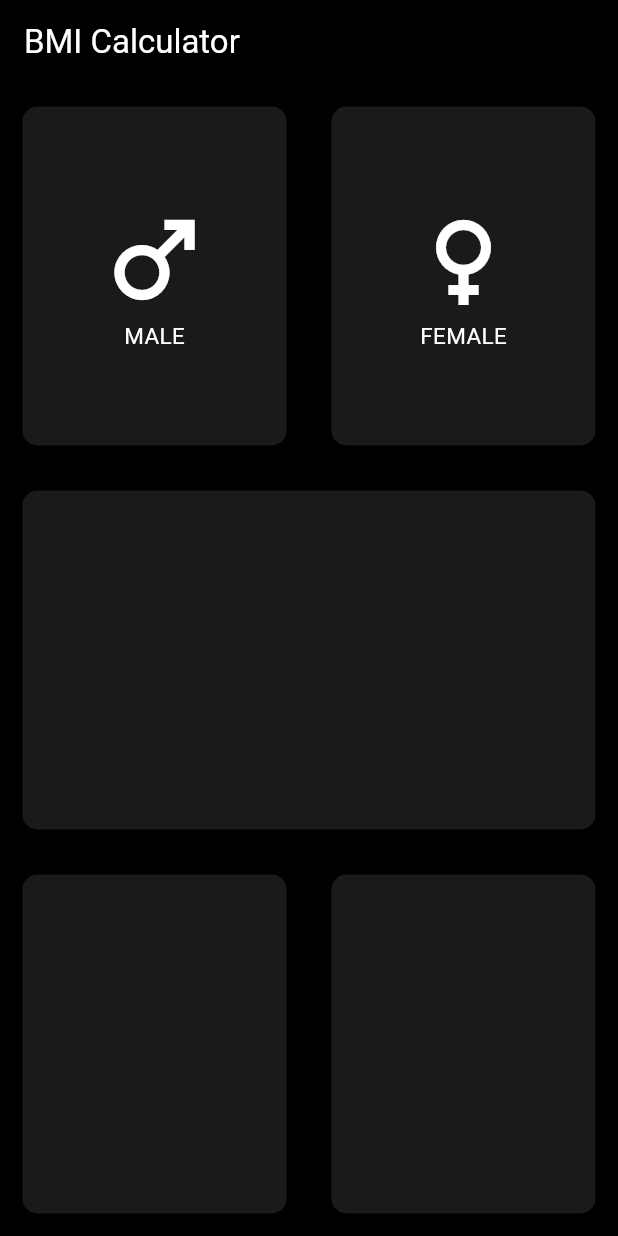
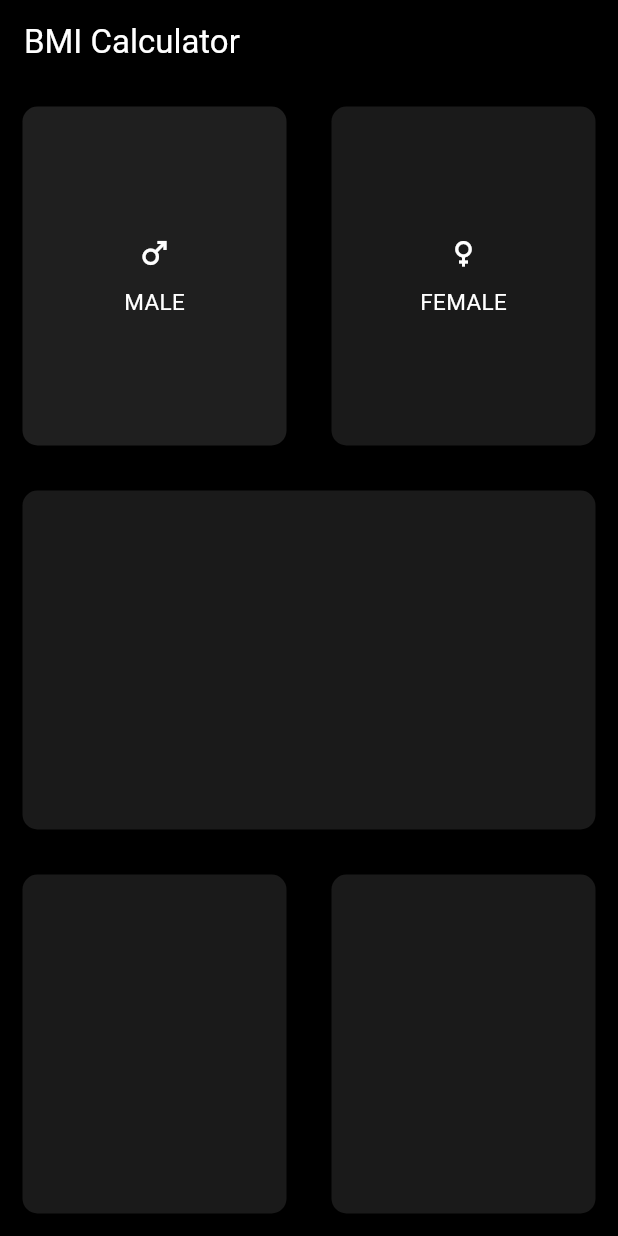
Before and after one commit to Bhattisahb/Flutter-practice-by-Husnain-Bhatti, a Flutter app: the screen it shows after launch, on a phone screen of 412 x 824 dp. Run offline on Flutter 3.47's test engine with Material 3 defaults, Android fonts, the light colour scheme and no system bars.

Commit message:
video 5
active color and deactive color is provided

```diff
--- a/bmi_app/lib/main.dart
+++ b/bmi_app/lib/main.dart
@@ -1,12 +1,11 @@
 import 'package:flutter/material.dart';
-import 'package:font_awesome_flutter/font_awesome_flutter.dart';
 
 
+const activecolor = Colors.white12;
+const deactivecolor = Colors.white10;
 
-main(){
-
-  runApp(MyApp());
-
+void main() {
+  runApp(const MyApp());
 }
 
 class MyApp extends StatelessWidget {
@@ -15,23 +14,21 @@ class MyApp extends StatelessWidget {
   @override
   Widget build(BuildContext context) {
     return MaterialApp(
-
       debugShowCheckedModeBanner: false,
       home: Scaffold(
         backgroundColor: Colors.black,
         appBar: AppBar(
           backgroundColor: Colors.black,
-          title: Text("BMI Calculator", style: TextStyle(color: Colors.white),),
-
-
+          title: const Text(
+            "BMI Calculator",
+            style: TextStyle(color: Colors.white),
           ),
-        body: BMI(),
         ),
-
+        body: const BMI(),
+      ),
     );
   }
 }
-
 
 class BMI extends StatefulWidget {
   const BMI({super.key});
@@ -41,119 +38,125 @@ class BMI extends StatefulWidget {
 }
 
 class _BMIState extends State<BMI> {
+  Color malecolor = activecolor;
+  Color femalecolor = deactivecolor;
+
+  void updatecolor(int gender) {
+    if (gender == 1) {
+      malecolor = activecolor;
+      femalecolor = deactivecolor;
+    }
+    if (gender == 2) {
+      malecolor = deactivecolor;
+      femalecolor = activecolor;
+    }
+  }
+
   @override
   Widget build(BuildContext context) {
     return Column(
-
       children: [
-
-
+        // Top row: Male / Female cards
         Expanded(
           child: Row(
             children: [
-
-              Expanded(child: Container(
-                margin: EdgeInsets.all(15),
-
+              Expanded(
+                child: GestureDetector(
+                  onTap: () {
+                    setState(() {
+                      updatecolor(1);
+                    });
+                  },
+                  child: Container(
+                    margin: const EdgeInsets.all(15),
                     decoration: BoxDecoration(
-                  color: Colors.white10,
                       borderRadius: BorderRadius.circular(10),
-
+                      color: malecolor,
                     ),
                     child: Column(
                       mainAxisAlignment: MainAxisAlignment.center,
-                  children: [
-                    Icon(Icons.male, size: 80, color: Colors.white,),
-                    Text("MALE", style: TextStyle(fontSize: 15 , color: Colors.white),),
-
+                      children: const [
+                        Icon(Icons.male, color: Colors.white),
+                        SizedBox(height: 10),
+                        Text(
+                          "MALE",
+                          style: TextStyle(
+                              color: Colors.white, fontSize: 15),
+                        ),
                       ],
                     ),
-
-
-              )),
+                  ),
+                ),
+              ),
               Expanded(
+                child: GestureDetector(
+                  onTap: () {
+                    setState(() {
+                      updatecolor(2);
+                    });
+                  },
                   child: Container(
-                  margin: EdgeInsets.all(15),
-
+                    margin: const EdgeInsets.all(15),
                     decoration: BoxDecoration(
-                    color: Colors.white10,
                       borderRadius: BorderRadius.circular(10),
-
+                      color: femalecolor,
                     ),
                     child: Column(
                       mainAxisAlignment: MainAxisAlignment.center,
-                    children: [
-
-                      Icon(Icons.female, size: 80, color: Colors.white,),
-                      Text("FEMALE", style: TextStyle(fontSize: 15 , color: Colors.white),),
-
-
+                      children: const [
+                        Icon(Icons.female, color: Colors.white),
+                        SizedBox(height: 10),
+                        Text(
+                          "FEMALE",
+                          style: TextStyle(
+                              color: Colors.white, fontSize: 15),
+                        ),
                       ],
-
-
                     ),
-
-
                   ),
-              )
-
+                ),
+              ),
             ],
           ),
         ),
 
-
+        // Middle box (Height section, for example)
         Expanded(
           child: Container(
-            margin: EdgeInsets.all(15),
-
+            margin: const EdgeInsets.all(15),
             decoration: BoxDecoration(
               color: Colors.white10,
               borderRadius: BorderRadius.circular(10),
-
             ),
           ),
         ),
 
-
+        // Bottom row: Weight / Age cards
         Expanded(
           child: Row(
             children: [
-
-              Expanded(child: Container(
-                margin: EdgeInsets.all(15),
-
+              Expanded(
+                child: Container(
+                  margin: const EdgeInsets.all(15),
                   decoration: BoxDecoration(
                     color: Colors.white10,
                     borderRadius: BorderRadius.circular(10),
-
                   ),
-              )),
+                ),
+              ),
               Expanded(
                 child: Container(
-                  margin: EdgeInsets.all(15),
-
+                  margin: const EdgeInsets.all(15),
                   decoration: BoxDecoration(
                     color: Colors.white10,
                     borderRadius: BorderRadius.circular(10),
-
                   ),
                 ),
-              )
-
+              ),
             ],
           ),
         ),
       ],
-
-
-
-
     );
-
-
-
-
-
-
   }
 }
```
Lines whose indentation alone changed are shown as unchanged.
